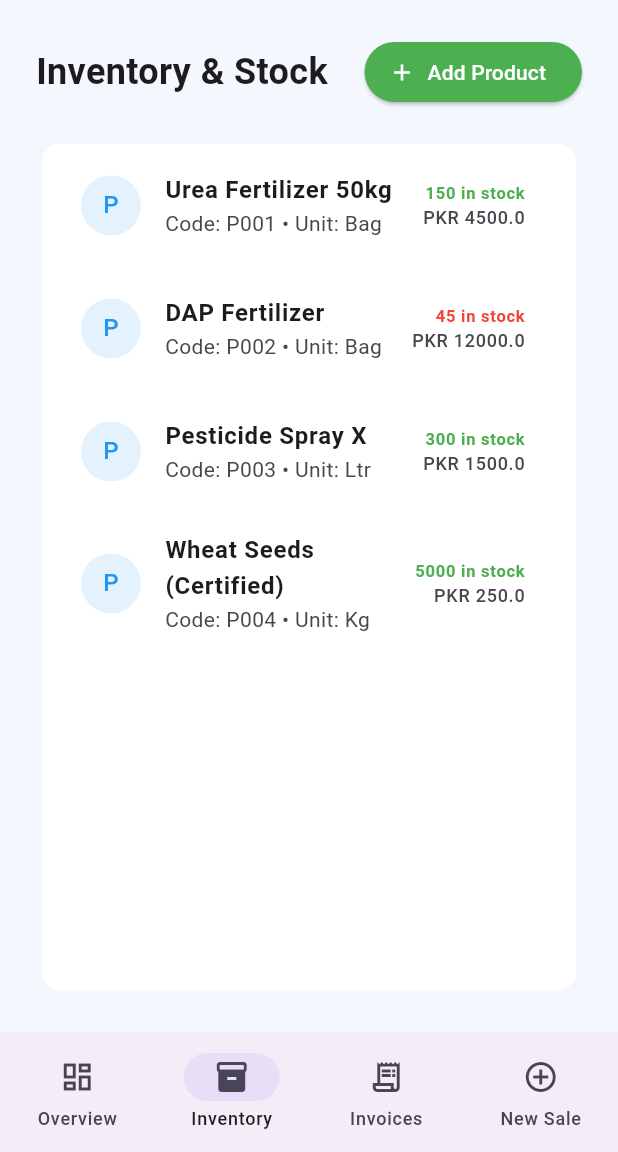
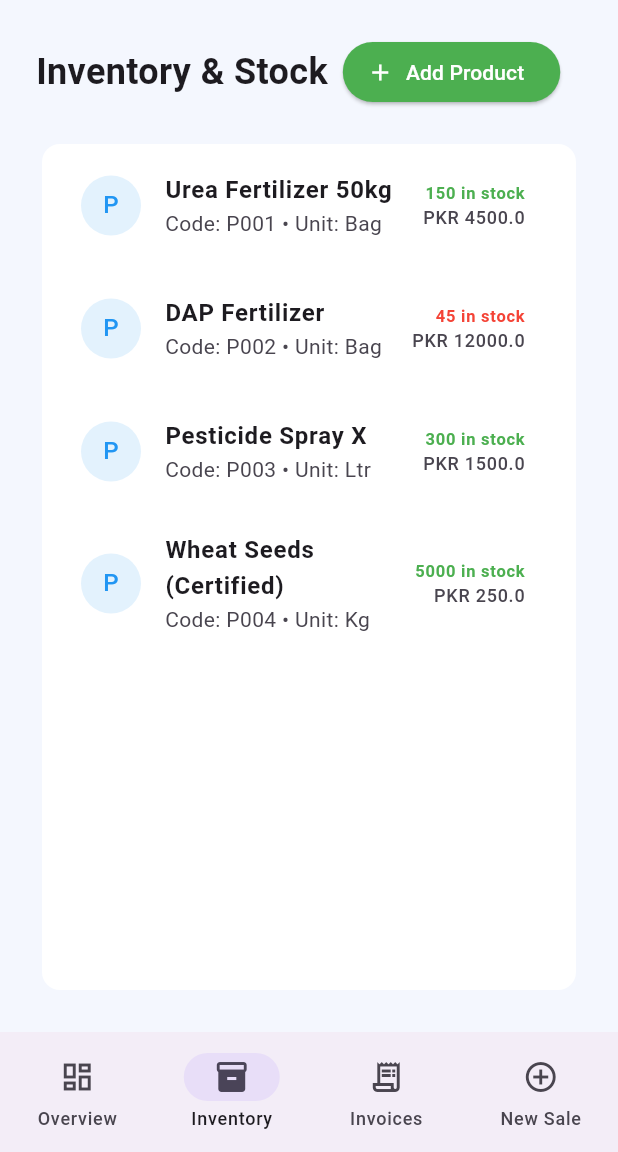
Before and after one commit to SyedaQirrat/agripos-flutter, a Flutter app: the MainLayoutShell screen opened directly, item 2 of the bottom bar chosen, on a phone screen of 412 x 824 dp, the part 84-1236 px from its top. Run offline on Flutter 3.47's test engine with Material 3 defaults, Android fonts, the phone set to English and light mode, and no system bars.

```diff
--- a/lib/main.dart
+++ b/lib/main.dart
@@ -59,7 +59,6 @@ class Invoice {
   });
 }
 
-// NEW: Product Model
 class Product {
   final String code;
   final String name;
@@ -72,14 +71,11 @@ class Product {
 
 class SyncService {
   static bool isOnline = true;
-
-  // Invoice Data
   static final List<Invoice> _localInvoices = [
     Invoice(id: "INV-1001", customer: "Ali Farms", code: "C001", date: "2024-11-20", amount: 5000),
     Invoice(id: "INV-1002", customer: "Green Acres", code: "C002", date: "2024-11-21", amount: 12500, syncStatus: "Pending"),
   ];
 
-  // NEW: Product Data (Mock Database)
   static final List<Product> _localProducts = [
     Product(code: "P001", name: "Urea Fertilizer 50kg", unit: "Bag", price: 4500, stock: 150),
     Product(code: "P002", name: "DAP Fertilizer", unit: "Bag", price: 12000, stock: 45),
@@ -88,7 +84,7 @@ class SyncService {
   ];
 
   static List<Invoice> getInvoices() => _localInvoices;
-  static List<Product> getProducts() => _localProducts; // Getter for products
+  static List<Product> getProducts() => _localProducts;
 
   static int getPendingCount() => _localInvoices.where((i) => i.syncStatus == "Pending").length;
   static double getTotalSales() => _localInvoices.fold(0, (sum, item) => sum + item.amount);
@@ -104,7 +100,6 @@ class SyncService {
     }
   }
 
-  // NEW: Save Product
   static void addProduct(Product p) {
     _localProducts.add(p);
   }
@@ -185,7 +180,7 @@ class LoginScreen extends StatelessWidget {
 }
 
 // ==========================================
-// 3. MAIN LAYOUT (UPDATED NAVIGATION)
+// 3. MAIN LAYOUT
 // ==========================================
 class MainLayoutShell extends StatefulWidget {
   const MainLayoutShell({super.key});
@@ -212,10 +207,10 @@ class _MainLayoutShellState extends State<MainLayoutShell> {
   Widget _getCurrentView() {
     switch (_selectedIndex) {
       case 0: return DashboardView(
-        onNewSale: () => setState(() => _selectedIndex = 3), // Updated index for Sale
-        onViewAllInvoices: () => setState(() => _selectedIndex = 2), // Updated index for List
+        onNewSale: () => setState(() => _selectedIndex = 3),
+        onViewAllInvoices: () => setState(() => _selectedIndex = 2),
       );
-      case 1: return const InventoryView(); // NEW: Inventory Screen
+      case 1: return const InventoryView();
       case 2: return const InvoiceListView();
       case 3: return InvoiceCreateView(onInvoiceSaved: () => setState(() => _selectedIndex = 2));
       default: return DashboardView(onNewSale: () => setState(() => _selectedIndex = 3), onViewAllInvoices: () => setState(() => _selectedIndex = 2));
@@ -279,7 +274,7 @@ class _MainLayoutShellState extends State<MainLayoutShell> {
               groupAlignment: -0.9,
               destinations: const [
                 NavigationRailDestination(icon: Icon(Icons.dashboard_outlined), selectedIcon: Icon(Icons.dashboard), label: Text('Overview')),
-                NavigationRailDestination(icon: Icon(Icons.inventory_2_outlined), selectedIcon: Icon(Icons.inventory_2), label: Text('Inventory')), // NEW
+                NavigationRailDestination(icon: Icon(Icons.inventory_2_outlined), selectedIcon: Icon(Icons.inventory_2), label: Text('Inventory')),
                 NavigationRailDestination(icon: Icon(Icons.receipt_long_outlined), selectedIcon: Icon(Icons.receipt_long), label: Text('Invoices')),
                 NavigationRailDestination(icon: Icon(Icons.add_circle_outline), selectedIcon: Icon(Icons.add_circle), label: Text('New Sale')),
               ],
@@ -293,7 +288,7 @@ class _MainLayoutShellState extends State<MainLayoutShell> {
         onDestinationSelected: (int index) => setState(() => _selectedIndex = index),
         destinations: const [
           NavigationDestination(icon: Icon(Icons.dashboard_outlined), selectedIcon: Icon(Icons.dashboard), label: 'Overview'),
-          NavigationDestination(icon: Icon(Icons.inventory_2_outlined), selectedIcon: Icon(Icons.inventory_2), label: 'Inventory'), // NEW
+          NavigationDestination(icon: Icon(Icons.inventory_2_outlined), selectedIcon: Icon(Icons.inventory_2), label: 'Inventory'),
           NavigationDestination(icon: Icon(Icons.receipt_long_outlined), selectedIcon: Icon(Icons.receipt_long), label: 'Invoices'),
           NavigationDestination(icon: Icon(Icons.add_circle_outline), selectedIcon: Icon(Icons.add_circle), label: 'New Sale'),
         ],
@@ -303,7 +298,7 @@ class _MainLayoutShellState extends State<MainLayoutShell> {
 }
 
 // ==========================================
-// 4. DASHBOARD VIEW (PRESERVED FIXES)
+// 4. DASHBOARD VIEW (PRESERVED)
 // ==========================================
 class DashboardView extends StatelessWidget {
   final VoidCallback onNewSale;
@@ -378,7 +373,6 @@ class DashboardView extends StatelessWidget {
             crossAxisCount: isDesktop ? 4 : 2,
             crossAxisSpacing: 20,
             mainAxisSpacing: 20,
-            // 4PX FIX: 0.85 ratio for mobile prevents overflow
             childAspectRatio: isMobile ? 0.85 : 1.2,
             children: [
               _buildStatCard("Total Sales", "PKR ${totalSales.toStringAsFixed(0)}", Icons.attach_money, Colors.blue),
@@ -452,7 +446,7 @@ class DashboardView extends StatelessWidget {
 }
 
 // ==========================================
-// 5. INVENTORY VIEW (NEW MODULE)
+// 5. INVENTORY VIEW (FIXED HEADER OVERFLOW)
 // ==========================================
 class InventoryView extends StatefulWidget {
   const InventoryView({super.key});
@@ -462,7 +456,6 @@ class InventoryView extends StatefulWidget {
 }
 
 class _InventoryViewState extends State<InventoryView> {
-  // Simple dialog to add product
   void _showAddProductDialog() {
     final nameCtrl = TextEditingController();
     final codeCtrl = TextEditingController();
@@ -521,8 +514,12 @@ class _InventoryViewState extends State<InventoryView> {
       child: Column(
         crossAxisAlignment: CrossAxisAlignment.start,
         children: [
-          Row(
-            mainAxisAlignment: MainAxisAlignment.spaceBetween,
+          // FIX: Changed Row to Wrap to prevent button overflow on mobile
+          Wrap(
+            alignment: WrapAlignment.spaceBetween,
+            crossAxisAlignment: WrapCrossAlignment.center,
+            spacing: 10,
+            runSpacing: 10,
             children: [
               const Text("Inventory & Stock", style: TextStyle(fontSize: 24, fontWeight: FontWeight.bold)),
               ElevatedButton.icon(
@@ -538,9 +535,7 @@ class _InventoryViewState extends State<InventoryView> {
             child: Card(
               child: LayoutBuilder(
                 builder: (context, constraints) {
-                  // ADAPTIVE VIEW FOR INVENTORY
                   if (constraints.maxWidth < 800) {
-                    // Mobile: List of Stock Cards
                     return ListView.builder(
                       itemCount: products.length,
                       itemBuilder: (context, index) {
@@ -567,7 +562,6 @@ class _InventoryViewState extends State<InventoryView> {
                       },
                     );
                   } else {
-                    // Desktop: Data Table
                     return SingleChildScrollView(
                       scrollDirection: Axis.vertical,
                       child: SizedBox(
@@ -780,6 +774,7 @@ class _InvoiceCreateViewState extends State<InvoiceCreateView> {
                       Expanded(child: _buildTableInput(item['qty'], "Qty", isNum: true, onChange: (v) => _calculateTotals())),
                     ]),
                     const SizedBox(height: 10),
+                    // RESTORED FIELDS: Tax & Line Total
                     Row(children: [
                       Expanded(child: _buildTableInput(item['tax_p'], "Tax %", isNum: true, onChange: (v) => _calculateTotals())),
                       const SizedBox(width: 10),
```
